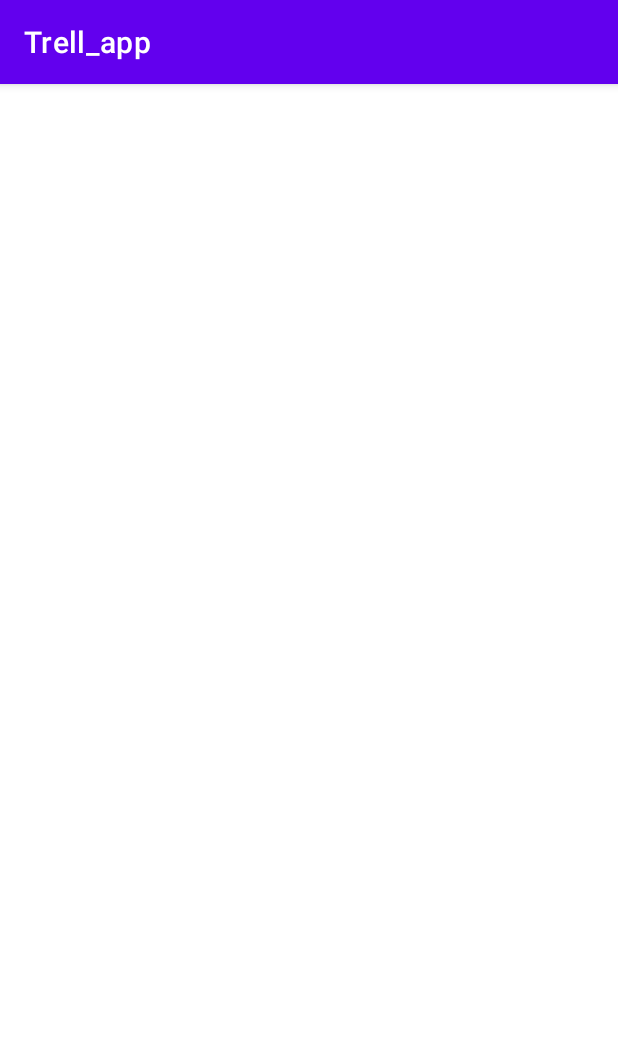
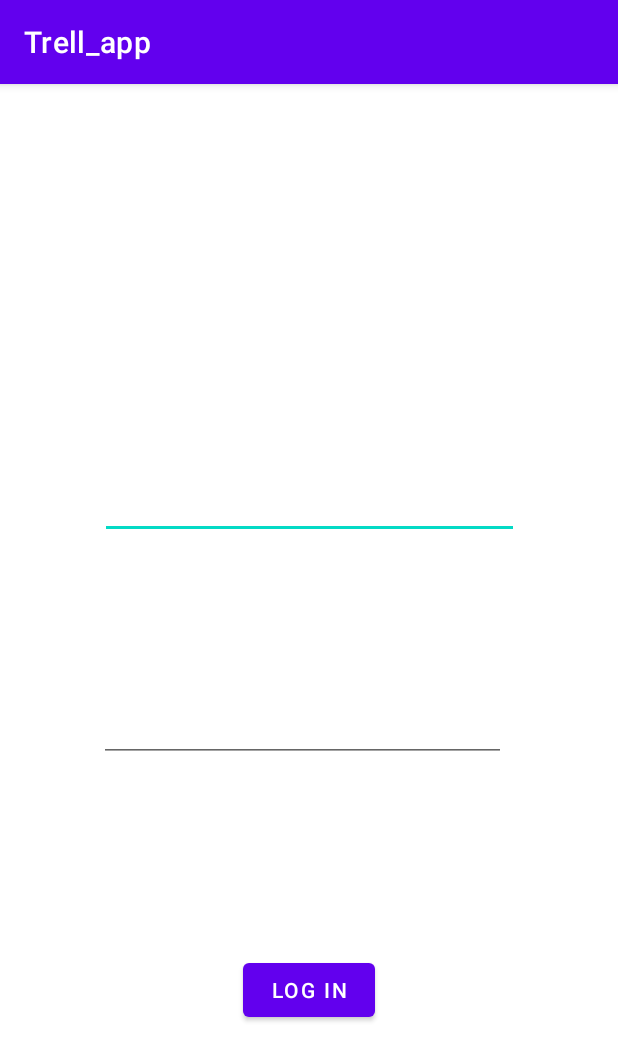
Before and after one commit to PulkitAsri/Trell_app, an Android app: the LogInActivity screen opened directly, with no data from a screen before it, on a phone screen of 412 x 824 dp. Shown: the top 1061 px of the screen. Run offline under Robolectric (Android 15) with nearby library versions, the light colour scheme and no system bars.

Commit message:
added basic layouts to test login functionality

```diff
--- a/app/src/main/java/com/example/trell_app/LogInActivity.java
+++ b/app/src/main/java/com/example/trell_app/LogInActivity.java
@@ -6,6 +6,8 @@ import android.os.Bundle;
 
 public class LogInActivity extends AppCompatActivity {
 
+
+
     @Override
     protected void onCreate(Bundle savedInstanceState) {
         super.onCreate(savedInstanceState);
--- a/app/src/main/res/layout/activity_home.xml
+++ b/app/src/main/res/layout/activity_home.xml
@@ -5,7 +5,7 @@
     android:layout_width="match_parent"
     android:layout_height="match_parent"
     tools:context=".HomeActivity">
-    <androidx.viewpager.widget.ViewPager
+    <androidx.viewpager2.widget.ViewPager2
         android:layout_width="match_parent"
         android:layout_height="match_parent"/>
 
--- a/app/src/main/res/layout/activity_log_in.xml
+++ b/app/src/main/res/layout/activity_log_in.xml
@@ -5,5 +5,32 @@
     android:layout_width="match_parent"
     android:layout_height="match_parent"
     tools:context=".LogInActivity">
+    <EditText
+        android:id="@+id/signupUsernameEditText"
+        android:layout_width="279dp"
+        android:layout_height="43dp"
+        android:layout_marginTop="260dp"
+        app:layout_constraintEnd_toEndOf="parent"
+        app:layout_constraintStart_toStartOf="parent"
+        app:layout_constraintTop_toTopOf="parent" />
+
+    <EditText
+        android:id="@+id/signupPasswordEditText"
+        android:layout_width="271dp"
+        android:layout_height="39dp"
+        android:layout_marginBottom="316dp"
+        app:layout_constraintBottom_toBottomOf="parent"
+        app:layout_constraintEnd_toEndOf="parent"
+        app:layout_constraintHorizontal_bias="0.471"
+        app:layout_constraintStart_toStartOf="parent" />
+    <Button
+        android:id="@+id/loginButton"
+        android:layout_width="wrap_content"
+        android:layout_height="wrap_content"
+        android:layout_marginBottom="140dp"
+        android:text="Log In"
+        app:layout_constraintBottom_toBottomOf="parent"
+        app:layout_constraintEnd_toEndOf="parent"
+        app:layout_constraintStart_toStartOf="parent" />
 
 </androidx.constraintlayout.widget.ConstraintLayout>
--- a/build.gradle
+++ b/build.gradle
@@ -6,6 +6,7 @@ buildscript {
     }
     dependencies {
         classpath "com.android.tools.build:gradle:4.1.2"
+        classpath 'com.google.gms:google-services:4.3.5'
 
         // NOTE: Do not place your application dependencies here; they belong
         // in the individual module build.gradle files
```
Also changed, not shown: app/build.gradle (+9 -0 lines), app/src/main/res/layout/activity_sign_up.xml (+29 -0 lines), gradle/wrapper/gradle-wrapper.properties, 1 other file.
